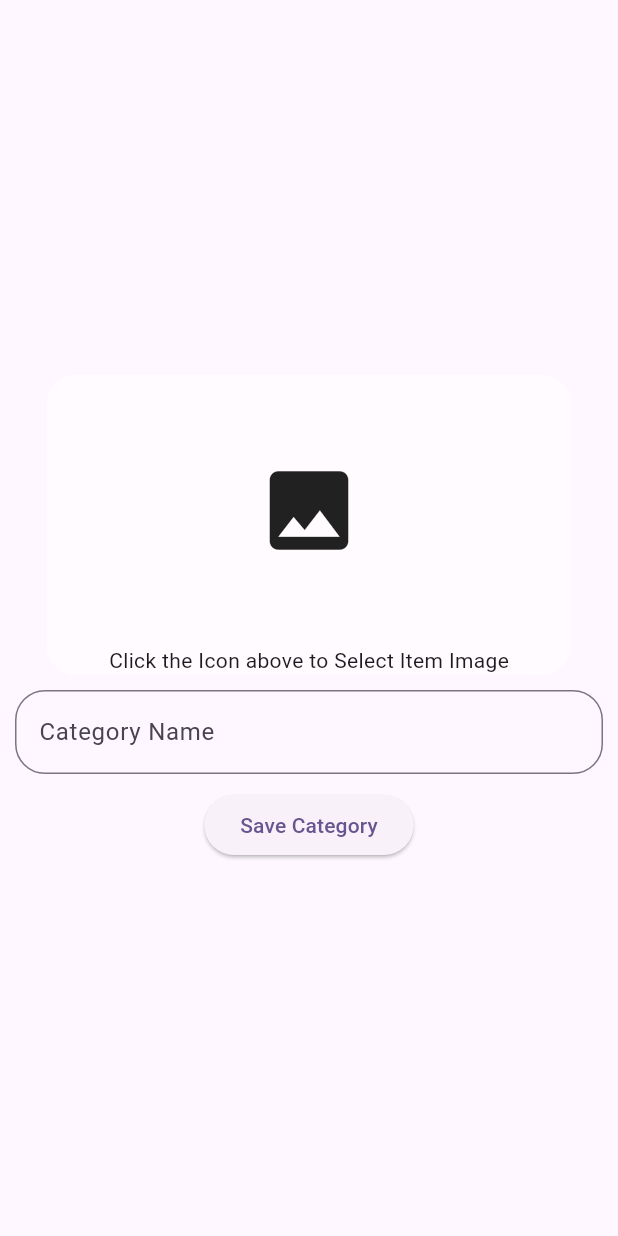
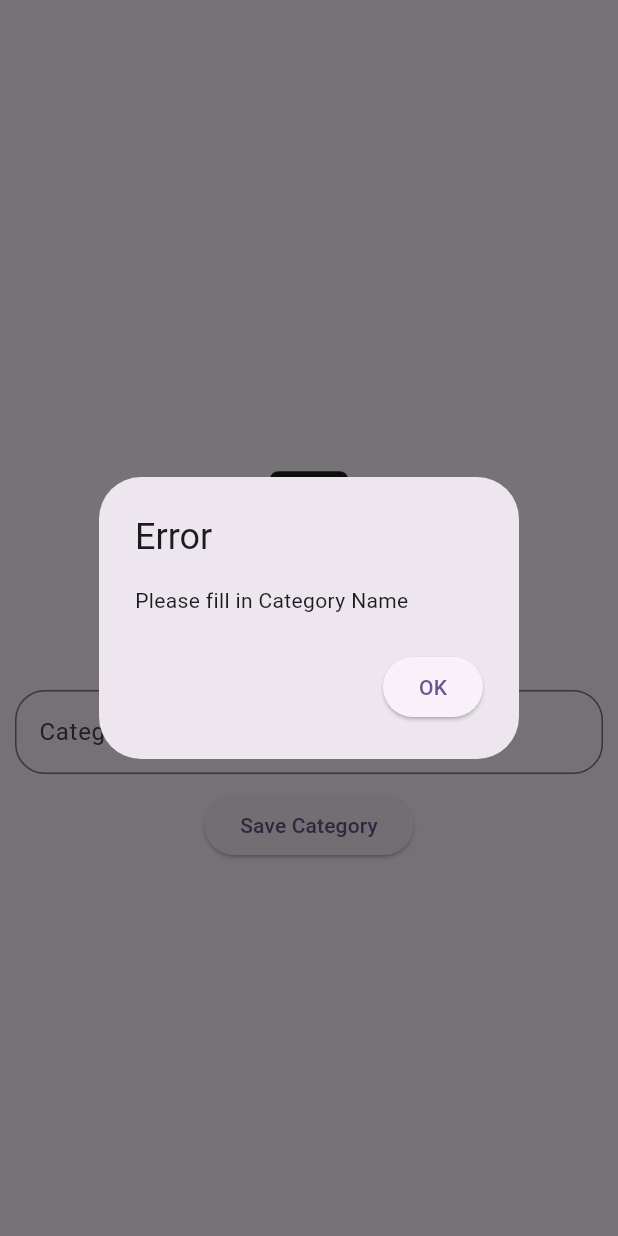
Before and after one commit to HillaryKiprono/goshopping, a Flutter app: the screen it shows after launch, after a tap on "Save Category", on a phone screen of 412 x 824 dp. Run offline on Flutter 3.47's test engine with Material 2 defaults, Android fonts, the phone set to English and light mode, and no system bars; our stand-ins replace firebase_core, firebase_database, firebase_storage, fluttertoast, image_picker; accounts and stored records are empty.

Commit message:
category

```diff
--- a/lib/admin/addCategory.dart
+++ b/lib/admin/addCategory.dart
@@ -1,7 +1,10 @@
 import 'dart:io';
 
+import 'package:firebase_database/firebase_database.dart';
 import 'package:flutter/material.dart';
 import 'package:image_picker/image_picker.dart';
+import 'package:firebase_storage/firebase_storage.dart';
+
 
 class AddCategory extends StatefulWidget {
   const AddCategory({super.key});
@@ -14,6 +17,9 @@ class AddCategory extends StatefulWidget {
 class _AddCategoryState extends State<AddCategory> {
   XFile? selectedCategoryImage;
   final _categoryItemNameController = TextEditingController();
+  final _database=FirebaseDatabase.instance.ref();
+  final DatabaseReference database = FirebaseDatabase.instance.reference();
+
 
   Future<void> _pickCategoryImage() async{
     final imagePicker=ImagePicker();
@@ -26,6 +32,80 @@ class _AddCategoryState extends State<AddCategory> {
   }
 
   Future<void> saveCategoryItem() async{
+    final String catName=_categoryItemNameController.text.trim();
+    if(catName.isEmpty){
+      showDialog(
+          context: context,
+          builder: (BuildContext context){
+            return AlertDialog(
+              title: Text("Error"),
+              content: Text("Please fill in Category Name"),
+              actions: [
+                ElevatedButton(onPressed: (){Navigator.pop(context);}, child: Text("OK"))
+              ],
+            );
+          });
+    }
+    else if(selectedCategoryImage==null)
+      {
+        showDialog(context: context, builder: (BuildContext context){
+          return AlertDialog(
+            title: Text("Error"),
+            content: Text("Please Select a Category Image"),
+            actions: [
+              ElevatedButton(onPressed: (){Navigator.pop(context);}, child: Text("Ok"))
+            ],
+          );
+        });
+      }
+    else{
+      // Upload the image to Firebase Storage and get the download URL
+      final File imageFile = File(selectedCategoryImage!.path);
+      final String imagePath = "item_images/${DateTime.now().microsecondsSinceEpoch}.jpg";
+      final Reference storageReference = FirebaseStorage.instance.ref().child(imagePath);
+      final UploadTask uploadTask = storageReference.putFile(imageFile);
+      try{
+        await uploadTask.whenComplete(() async {
+          final String imageUrl=await  storageReference.getDownloadURL();
+          //save the Category item details to the realTime
+
+          final Map<String,dynamic> categoryData={
+            'name':catName,
+            'imageUrl':imageUrl,
+          };
+          database.child('categories').push().set(categoryData);
+          // Show success dialog or navigate to a different screen
+          showDialog(
+              context: context,
+              builder: (BuildContext context){
+                return AlertDialog(
+                  title: Text("Success"),
+                  content: Text("Category Saved Successfully"),
+                  actions: [
+                    ElevatedButton(onPressed: (){Navigator.pop(context);}, child: Text("OK"))
+                  ],
+                );
+              });
+        });
+      }
+      catch(e){
+        // Handle error if any occurs during image upload
+        showDialog(
+            context: context,
+            builder: (BuildContext context){
+              return AlertDialog(
+                title: Text("Error"),
+                content: Text("Failed to upload image. Please try again."),
+                actions: [
+                  ElevatedButton(onPressed: (){Navigator.pop(context);}, child: Text("OK"))
+                ],
+              );
+            });
+      }
+
+
+
+    }
 
   }
   @override
--- a/pubspec.yaml
+++ b/pubspec.yaml
@@ -44,6 +44,7 @@ dependencies:
   google_sign_in: ^6.1.4
   shared_preferences: ^2.2.0
   badges: ^3.1.1
+  firebase_storage: ^11.2.4
 
 dev_dependencies:
   flutter_test:
```
Also changed, not shown: pubspec.lock, 1 other file.
